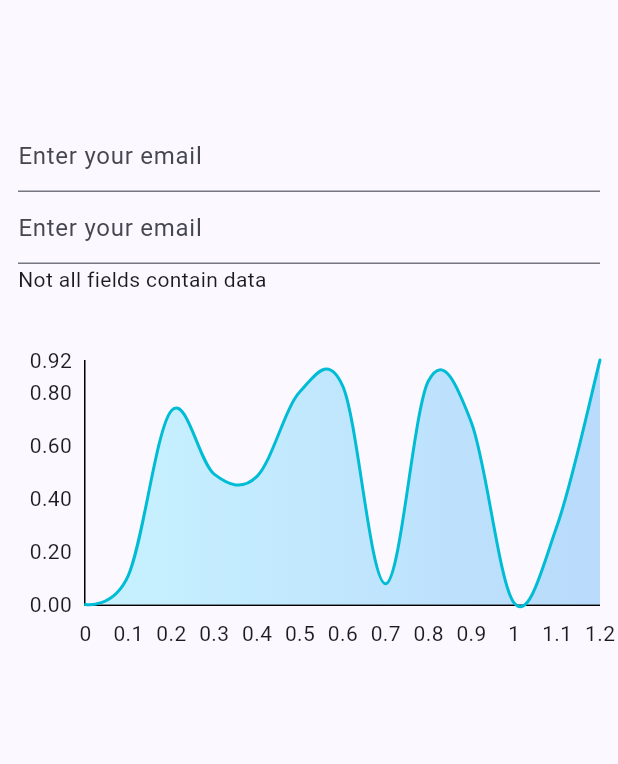
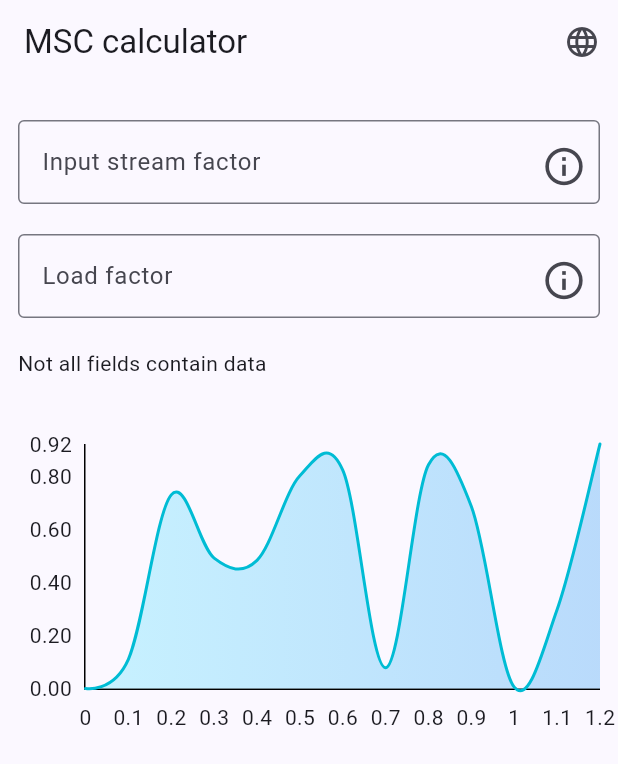
Before and after one commit to volard/mcs_calculator, a Flutter app: the screen it shows after launch, on a phone screen of 412 x 824 dp. Shown: the top 764 px of the screen. Run offline on Flutter 3.47's test engine with Material 2 defaults, Android fonts, the light colour scheme and no system bars; drawn by our look-alikes of fl_chart.

Commit message:
:lipstick: Add pages and components

```diff
--- a/lib/data/cs_model.dart
+++ /dev/null
@@ -1,14 +0,0 @@
-import 'package:flutter/foundation.dart';
-
-class ComputingSystemModel extends ChangeNotifier{
-  // TODO declare model's params
-  bool isReady = false;
-
-  void calculate(){
-    // TODO calculate params
-
-    isReady = true;
-    notifyListeners();
-  }
-
-}
--- a/lib/input_form.dart
+++ /dev/null
@@ -1,62 +0,0 @@
-import 'package:flutter/material.dart';
-import 'package:mcs_calculator/data/cs_model.dart';
-import 'package:provider/provider.dart';
-
-class InputFormWidget extends StatefulWidget {
-  const InputFormWidget({Key? key}) : super(key: key);
-
-  @override
-  State<InputFormWidget> createState() => _InputFormWidgetState();
-}
-
-class _InputFormWidgetState extends State<InputFormWidget> {
-  final GlobalKey<FormState> _formKey = GlobalKey<FormState>();
-  final GlobalKey<FormFieldState<String>> _passwordFieldKey =
-      GlobalKey<FormFieldState<String>>();
-
-  @override
-  Widget build(BuildContext context) {
-    final ComputingSystemModel csmProvider =
-        Provider.of<ComputingSystemModel>(context, listen: false);
-
-    void onTextChangedHandler(String? text) {
-      // Validate will return true if the form is valid AVV
-      if (_formKey.currentState!.validate()) {
-        csmProvider.calculate();
-      }
-    }
-
-    return Form(
-      key: _formKey,
-      child: Column(
-        crossAxisAlignment: CrossAxisAlignment.start,
-        children: <Widget>[
-          TextFormField(
-            decoration: const InputDecoration(
-              hintText: 'Enter your email',
-            ),
-            validator: (String? value) {
-              if (value == null || value.isEmpty) {
-                return 'Please enter some text';
-              }
-              return null;
-            },
-            onChanged: onTextChangedHandler,
-          ),
-          TextFormField(
-            decoration: const InputDecoration(
-              hintText: 'Enter your email',
-            ),
-            validator: (String? value) {
-              if (value == null || value.isEmpty) {
-                return 'Please enter some text';
-              }
-              return null;
-            },
-            onChanged: onTextChangedHandler,
-          ),
-        ],
-      ),
-    );
-  }
-}
--- a/lib/main.dart
+++ b/lib/main.dart
@@ -1,12 +1,9 @@
 import 'package:flutter/material.dart';
-import 'package:mcs_calculator/data/cs_model.dart';
-import 'package:mcs_calculator/dynamic_line_chart_widget.dart';
-import 'package:mcs_calculator/presentation/resources/app_resources.dart';
-import 'package:mcs_calculator/results_panel.dart';
+import 'package:flutter_localizations/flutter_localizations.dart';
+import 'package:mcs_calculator/pages/HomePage.dart';
+import 'package:mcs_calculator/viewmodels/cs_model.dart';
 import 'package:provider/provider.dart';
-
-import 'input_form.dart';
-import 'line_chart_widget.dart';
+import 'generated/l10n.dart';
 
 void main() {
   runApp(
@@ -17,13 +14,41 @@ void main() {
   );
 }
 
-class MyApp extends StatelessWidget {
+class MyApp extends StatefulWidget {
   const MyApp({Key? key}) : super(key: key);
+
+  @override
+  State<MyApp> createState() => _MyAppState();
+
+  static void setLocale(BuildContext context, Locale newLocale) {
+    _MyAppState? state = context.findAncestorStateOfType<
+        _MyAppState>();
+    state?.setLocale(newLocale);
+  }
+}
+
+class _MyAppState extends State<MyApp> {
+  Locale? _locale;
+
+  setLocale(Locale locale) {
+    setState(() {
+      _locale = locale;
+    });
+  }
+
+
 
   @override
   Widget build(BuildContext context) {
     return MaterialApp(
-      title: AppTexts.appName,
+      title: "MCS calculator",
+      localizationsDelegates: const [
+        S.delegate,
+        GlobalMaterialLocalizations.delegate,
+        GlobalWidgetsLocalizations.delegate,
+        GlobalCupertinoLocalizations.delegate,
+      ],
+      supportedLocales: S.delegate.supportedLocales,
       theme: ThemeData(
         colorSchemeSeed: Colors.indigo,
         useMaterial3: true,
@@ -34,50 +59,9 @@ class MyApp extends StatelessWidget {
         useMaterial3: true,
         brightness: Brightness.dark,
       ),
-      home: const MyHomePage(title: AppTexts.appName),
+      home: const HomePage(),
       debugShowCheckedModeBanner: false,
+      locale: _locale,
     );
   }
 }
-
-class MyHomePage extends StatefulWidget {
-  const MyHomePage({Key? key, required this.title}) : super(key: key);
-
-  final String title;
-
-  @override
-  State<MyHomePage> createState() => _MyHomePageState();
-}
-
-class _MyHomePageState extends State<MyHomePage> {
-  @override
-  Widget build(BuildContext context) {
-    return Scaffold(
-      appBar: AppBar(
-        title: Text(widget.title),
-      ),
-      body: SingleChildScrollView(
-        child: Padding(
-          padding: const EdgeInsets.symmetric(horizontal: 12.0, vertical: 24.0),
-          child: Column(
-            crossAxisAlignment: CrossAxisAlignment.stretch,
-            children: <Widget>[
-              InputFormWidget(
-                key: UniqueKey(),
-              ),
-              ResultsPane(
-                key: UniqueKey(),
-              ),
-              Padding(
-                padding: const EdgeInsets.only(top: 44),
-                child: DynamicLineChartWidget(
-                  key: UniqueKey(),
-                ),
-              )
-            ],
-          ),
-        ),
-      ),
-    );
-  }
-}
--- /dev/null
+++ b/lib/pages/HomePage.dart
@@ -0,0 +1,53 @@
+import 'package:flutter/material.dart';
+import 'package:mcs_calculator/main.dart';
+import '../generated/l10n.dart';
+import '../presentation/components/dynamic_line_chart_widget.dart';
+import '../presentation/components/input_form.dart';
+import '../presentation/components/results_panel.dart';
+
+class HomePage extends StatefulWidget {
+  const HomePage({Key? key}) : super(key: key);
+
+  @override
+  State<HomePage> createState() => _HomePageState();
+}
+
+class _HomePageState extends State<HomePage> {
+  @override
+  Widget build(BuildContext context) {
+    return Scaffold(
+      appBar: AppBar(
+        title: Text(S.of(context).appName),
+        actions: [
+          IconButton(
+              onPressed: () {
+                MyApp.setLocale(context, const Locale("en"));
+              },
+              icon: const Icon(Icons.language))
+        ],
+      ),
+      body: SingleChildScrollView(
+        child: Padding(
+          padding: const EdgeInsets.symmetric(horizontal: 12.0, vertical: 24.0),
+          child: Column(
+            crossAxisAlignment: CrossAxisAlignment.stretch,
+            children: <Widget>[
+              InputFormWidget(
+                key: UniqueKey(),
+              ),
+              ResultsPane(
+                key: UniqueKey(),
+              ),
+              Padding(
+                padding: const EdgeInsets.only(top: 44),
+                child: DynamicLineChartWidget(
+                  key: UniqueKey(),
+                ),
+              )
+            ],
+          ),
+        ),
+      ),
+    );
+  }
+}
--- /dev/null
+++ b/lib/pages/modal_pages/input_stream_intensity.dart
@@ -0,0 +1,8 @@
+import 'package:flutter/material.dart';
+
+Widget get inputStreamIntensityPage =>
+  const Column(
+    children: [
+      Text("Input stream intensity info"),
+    ],
+  );
--- /dev/null
+++ b/lib/pages/modal_pages/load_factor.dart
@@ -0,0 +1,8 @@
+import 'package:flutter/material.dart';
+
+Widget get loadFactorPage =>
+    const Column(
+      children: [
+        Text("Load factor info"),
+      ],
+    );
--- /dev/null
+++ b/lib/presentation/components/cs_param_textfield.dart
@@ -0,0 +1,44 @@
+import 'package:flutter/material.dart';
+import '../../generated/l10n.dart';
+
+Widget csParamTextField(
+    {required void Function(String) onChangeTextHandler,
+    required void Function() onHelpIconPressedHandler,
+    required String labelTextCustom,
+    required int maxLengthCustom,
+    TextInputType keyboardTypeCustom = TextInputType.text}) {
+  return Container(
+    margin: const EdgeInsets.only(bottom: 20),
+    child: Stack(
+      alignment: Alignment.topCenter,
+      children: <Widget>[
+        TextFormField(
+          key: const Key('intensityInput'),
+          maxLength: maxLengthCustom,
+          keyboardType: keyboardTypeCustom,
+          decoration: InputDecoration(
+            border: const OutlineInputBorder(),
+            counterText: "",
+            labelText: labelTextCustom,
+          ),
+          validator: (String? value) {
+            if (value == null || value.isEmpty) {
+              return S.current.noInputErrorLabelText;
+            }
+            return null;
+          },
+          onChanged: onChangeTextHandler,
+        ),
+        Positioned(
+          top: 7,
+          right: 0,
+          child: IconButton(
+              iconSize: 30,
+              icon: const Icon(Icons.info_outline),
+              onPressed: onHelpIconPressedHandler
+              ),
+        ),
+      ],
+    ),
+  );
+}
--- a/lib/dynamic_line_chart_widget.dart
+++ b/lib/presentation/components/dynamic_line_chart_widget.dart
@@ -2,7 +2,7 @@ import 'package:fl_chart/fl_chart.dart';
 import 'package:flutter/material.dart';
 import 'package:mcs_calculator/presentation/resources/app_resources.dart';
 
-import 'data/price_point.dart';
+import '../../data/price_point.dart';
 
 class DynamicLineChartWidget extends StatefulWidget {
   const DynamicLineChartWidget({Key? key}) : super(key: key);
--- /dev/null
+++ b/lib/presentation/components/input_form.dart
@@ -0,0 +1,62 @@
+import 'package:flutter/material.dart';
+import 'package:mcs_calculator/pages/modal_pages/input_stream_intensity.dart';
+import 'package:mcs_calculator/pages/modal_pages/load_factor.dart';
+import 'package:mcs_calculator/presentation/components/cs_param_textfield.dart';
+import 'package:mcs_calculator/viewmodels/cs_model.dart';
+import 'package:provider/provider.dart';
+import 'package:mcs_calculator/generated/l10n.dart';
+
+class InputFormWidget extends StatefulWidget {
+  const InputFormWidget({Key? key}) : super(key: key);
+
+  @override
+  State<InputFormWidget> createState() => _InputFormWidgetState();
+}
+
+class _InputFormWidgetState extends State<InputFormWidget> {
+  final GlobalKey<FormState> _formKey = GlobalKey<FormState>();
+
+  @override
+  Widget build(BuildContext context) {
+    final ComputingSystemModel csmProvider =
+        Provider.of<ComputingSystemModel>(context, listen: false);
+
+    void onTextChangedHandler(String? text) {
+      // Validate will return true if the form is valid AVV
+      if (_formKey.currentState!.validate()) {
+        csmProvider.calculate();
+      }
+    }
+
+    return Form(
+      key: _formKey,
+      child: Column(
+        crossAxisAlignment: CrossAxisAlignment.start,
+        children: <Widget>[
+          csParamTextField(
+              onChangeTextHandler: onTextChangedHandler,
+              onHelpIconPressedHandler: () {
+                showModalBottomSheet(
+                    context: context,
+                    builder: (context) => inputStreamIntensityPage);
+              },
+              labelTextCustom: S.of(context).inputStreamIntensity,
+              maxLengthCustom: 4,
+              keyboardTypeCustom: TextInputType.number),
+
+          csParamTextField(
+              onChangeTextHandler: onTextChangedHandler,
+              onHelpIconPressedHandler: () {
+                showModalBottomSheet(
+                    context: context,
+                    builder: (context) => loadFactorPage);
+              },
+              labelTextCustom: S.of(context).loadFactor,
+              maxLengthCustom: 4,
+              keyboardTypeCustom: TextInputType.number),
+
+        ],
+      ),
+    );
+  }
+}
--- a/lib/results_panel.dart
+++ b/lib/presentation/components/results_panel.dart
@@ -1,5 +1,5 @@
 import 'package:flutter/material.dart';
-import 'package:mcs_calculator/data/cs_model.dart';
+import 'package:mcs_calculator/viewmodels/cs_model.dart';
 import 'package:provider/provider.dart';
 
 class ResultsPane extends StatefulWidget {
@@ -14,7 +14,7 @@ class _ResultsPaneState extends State<ResultsPane> {
   Widget build(BuildContext context) {
     return Consumer<ComputingSystemModel>(
         builder: (context, model, child) {
-          if(model.isReady) {
+          if(model.isCalculated) {
             return const Text("Ready to calculate");
           }
           return const Text("Not all fields contain data");
```
Also changed, not shown: lib/pages/modal_pages/pending_capacity.dart (added, +8 -0 lines), lib/pages/modal_pages/queue_length.dart (added, +8 -0 lines), lib/pages/modal_pages/requests_quantity.dart (added, +8 -0 lines), lib/pages/modal_pages/service_time.dart (added, +8 -0 lines), lib/pages/modal_pages/state_probability.dart (added, +8 -0 lines), lib/pages/modal_pages/avg_pending_time.dart (added), lib/pages/modal_pages/channels_quantity.dart (added), lib/presentation/components/line_chart_widget.dart (renamed from lib/line_chart_widget.dart).
